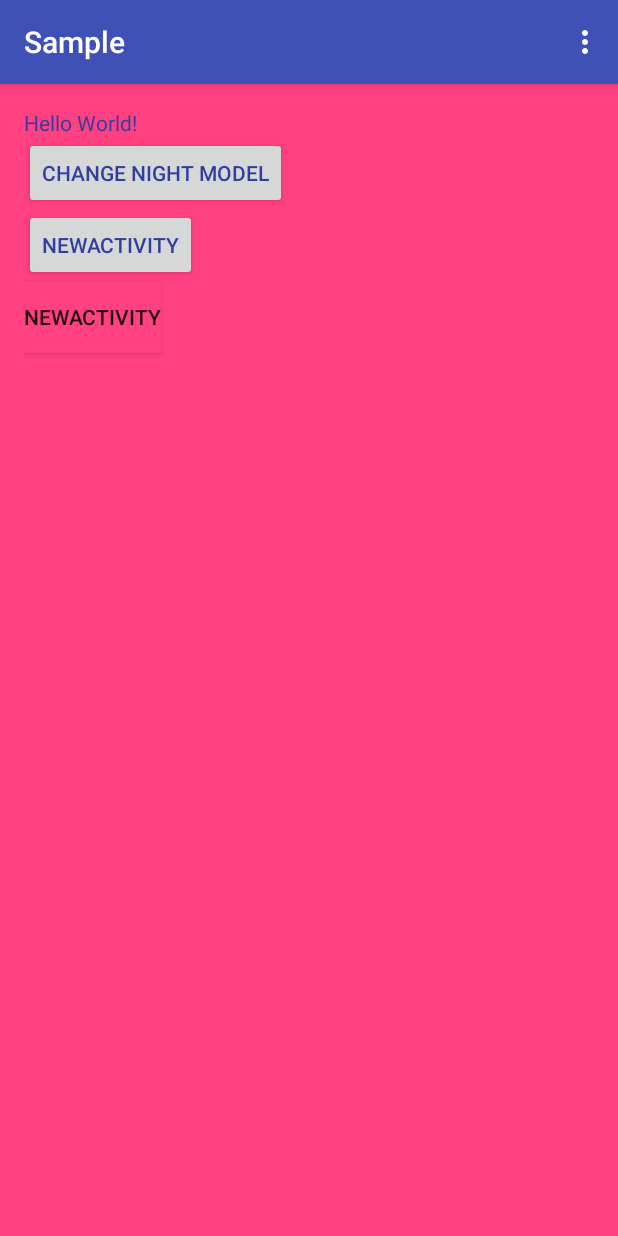
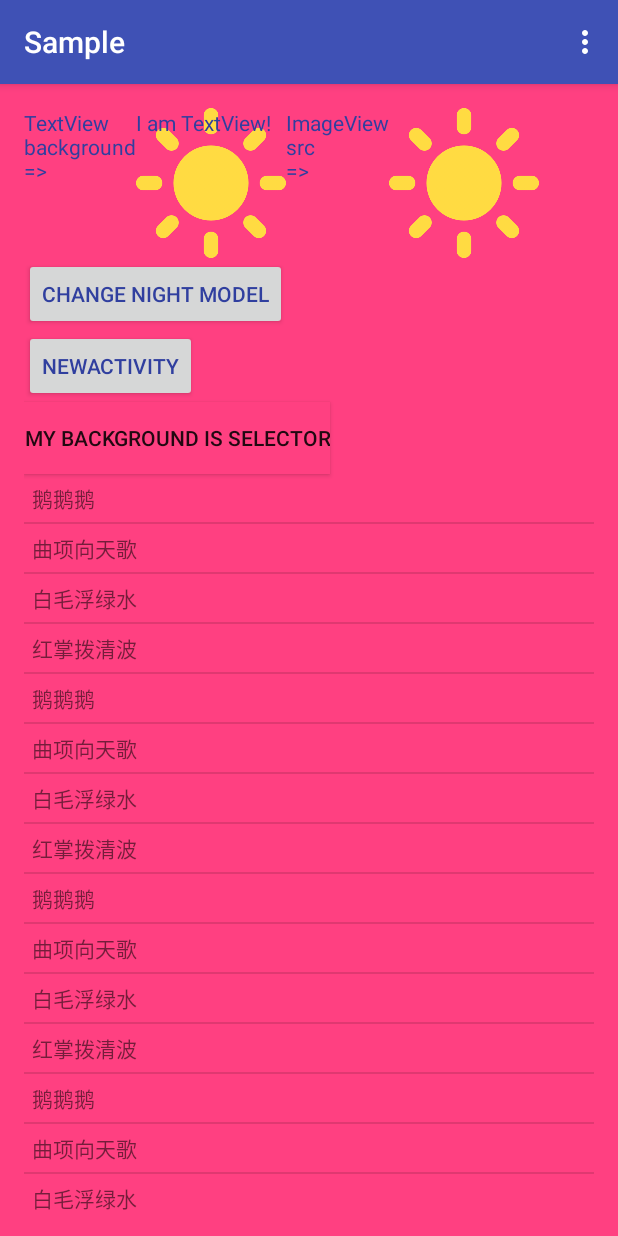
Before and after one commit to achenglike/NightModel, an Android app: the screen it shows after launch (MainActivity), on a phone screen of 412 x 824 dp. Run offline under Robolectric (Android 15) with nearby library versions, the phone set to English and light mode, and no system bars.

Commit message:
add src case in sample

```diff
--- a/nightmodel/src/main/java/cn/like/nightmodel/attr/AttrType.java
+++ b/nightmodel/src/main/java/cn/like/nightmodel/attr/AttrType.java
@@ -7,6 +7,7 @@ import android.graphics.drawable.Drawable;
 import android.os.Build;
 import android.view.View;
 import android.widget.ImageView;
+import android.widget.ProgressBar;
 import android.widget.TextView;
 
 /**
@@ -63,6 +64,19 @@ public enum  AttrType {
             return attrValue.substring(1);
         }
     },
+    PROGRESSDRAWABLE("progressDrawable") {
+        @Override
+        public void apply(View view, String resName) {
+            Drawable drawable = getDrawable(view.getContext(), resName);
+            if (drawable == null) return;
+            ((ProgressBar)view).setProgressDrawable(drawable);
+        }
+
+        @Override
+        public String getResourceName(String attrValue, Resources resources) {
+            return getIntResourceName(attrValue, resources);
+        }
+    },
     SRC("src") {
         @Override
         public void apply(View view, String resName) {
--- a/sample/src/main/java/cn/like/sample/MainActivity.java
+++ b/sample/src/main/java/cn/like/sample/MainActivity.java
@@ -4,10 +4,18 @@ import android.content.Intent;
 import android.os.Bundle;
 import android.support.v7.app.AppCompatActivity;
 import android.support.v7.widget.Toolbar;
+import android.view.LayoutInflater;
 import android.view.Menu;
 import android.view.MenuItem;
 import android.view.View;
+import android.view.ViewGroup;
+import android.widget.BaseAdapter;
 import android.widget.Button;
+import android.widget.ListView;
+import android.widget.TextView;
+
+import java.util.ArrayList;
+import java.util.List;
 
 import cn.like.nightmodel.NightModelManager;
 
@@ -34,6 +42,9 @@ public class MainActivity extends AppCompatActivity {
                 startActivity(new Intent(MainActivity.this, Main2Activity.class));
             }
         });
+
+        ListView listView = (ListView) findViewById(R.id.list_view);
+        listView.setAdapter(new SimpleAdapter());
     }
 
     private void changeNightModel() {
@@ -73,4 +84,41 @@ public class MainActivity extends AppCompatActivity {
         NightModelManager.getInstance().detach(this);
         super.onDestroy();
     }
+
+    private static class SimpleAdapter extends BaseAdapter {
+        private List<String> list = new ArrayList<>();
+
+        public SimpleAdapter() {
+            for (int i=0;i<50;i++) {
+                list.add("鹅鹅鹅");
+                list.add("曲项向天歌");
+                list.add("白毛浮绿水");
+                list.add("红掌拨清波");
+            }
+        }
+
+        @Override
+        public int getCount() {
+            return list.size();
+        }
+
+        @Override
+        public String getItem(int position) {
+            return list.get(position);
+        }
+
+        @Override
+        public long getItemId(int position) {
+            return position;
+        }
+
+        @Override
+        public View getView(int position, View convertView, ViewGroup parent) {
+            if (convertView == null) {
+                convertView = LayoutInflater.from(parent.getContext()).inflate(R.layout.item_layout, parent, false);
+            }
+            ((TextView)convertView).setText(getItem(position));
+            return convertView;
+        }
+    }
 }
--- a/sample/src/main/res/layout/activity_main.xml
+++ b/sample/src/main/res/layout/activity_main.xml
@@ -10,13 +10,14 @@
     <android.support.design.widget.AppBarLayout
         android:layout_width="match_parent"
         android:layout_height="wrap_content"
+        android:background="@color/colorPrimary"
         android:theme="@style/AppTheme.AppBarOverlay">
 
         <android.support.v7.widget.Toolbar
             android:id="@+id/toolbar"
             android:layout_width="match_parent"
             android:layout_height="?attr/actionBarSize"
-            android:background="?attr/colorPrimary"
+            android:background="@color/colorPrimary"
             app:popupTheme="@style/AppTheme.PopupOverlay" />
 
     </android.support.design.widget.AppBarLayout>
--- a/sample/src/main/res/layout/content_main.xml
+++ b/sample/src/main/res/layout/content_main.xml
@@ -12,16 +12,39 @@
     tools:context="cn.like.sample.MainActivity"
     android:background="@color/colorAccent"
     tools:showIn="@layout/activity_main">
+    <LinearLayout
+        android:id="@+id/linear_layout"
+        android:layout_width="match_parent"
+        android:layout_height="100dp"
+        android:orientation="horizontal">
+        <TextView
+            android:text="TextView\nbackground\n=>"
+            android:layout_width="wrap_content"
+            android:textColor="@color/colorPrimaryDark"
+            android:layout_height="100dp"/>
+        <TextView
+            android:id="@+id/text"
+            android:layout_width="100dp"
+            android:layout_height="100dp"
+            android:textColor="@color/colorPrimaryDark"
+            android:background="@drawable/auto_image"
+            android:text="I am TextView!" />
+        <TextView
+            android:text="ImageView\nsrc\n=>"
+            android:layout_width="wrap_content"
+            android:textColor="@color/colorPrimaryDark"
+            android:layout_height="100dp"/>
+        <ImageView
+            android:id="@+id/image_view"
+            android:layout_below="@id/text"
+            android:layout_width="100dp"
+            android:layout_height="100dp"
+            android:src="@drawable/auto_image"/>
+    </LinearLayout>
 
-    <TextView
-        android:id="@+id/text"
-        android:layout_width="wrap_content"
-        android:layout_height="wrap_content"
-        android:textColor="@color/colorPrimaryDark"
-        android:text="Hello World!" />
     <Button
         android:id="@+id/button"
-        android:layout_below="@id/text"
+        android:layout_below="@id/linear_layout"
         android:text="change night model"
         android:textColor="@color/colorPrimaryDark"
         android:layout_width="wrap_content"
@@ -36,8 +59,13 @@
     <Button
         android:id="@+id/drawble"
         android:layout_below="@id/open"
-        android:text="newActivity"
+        android:text="my background is selector"
         android:background="@drawable/background"
         android:layout_width="wrap_content"
         android:layout_height="wrap_content"/>
+    <ListView
+        android:id="@+id/list_view"
+        android:layout_below="@+id/drawble"
+        android:layout_width="match_parent"
+        android:layout_height="match_parent" />
 </RelativeLayout>
--- a/sample/src/main/res/layout/item_layout.xml
+++ b/sample/src/main/res/layout/item_layout.xml
@@ -1,7 +1,8 @@
 <?xml version="1.0" encoding="utf-8"?>
 <TextView xmlns:android="http://schemas.android.com/apk/res/android"
     android:layout_width="match_parent"
-    android:layout_height="match_parent"
+    android:layout_height="wrap_content"
+    android:padding="5dp"
     android:background="@drawable/background">
 
 </TextView>
```
Also changed, not shown: sample/src/main/res/drawable-night/auto_image.png (added), sample/src/main/res/drawable/auto_image.png (added), 1 other file.
